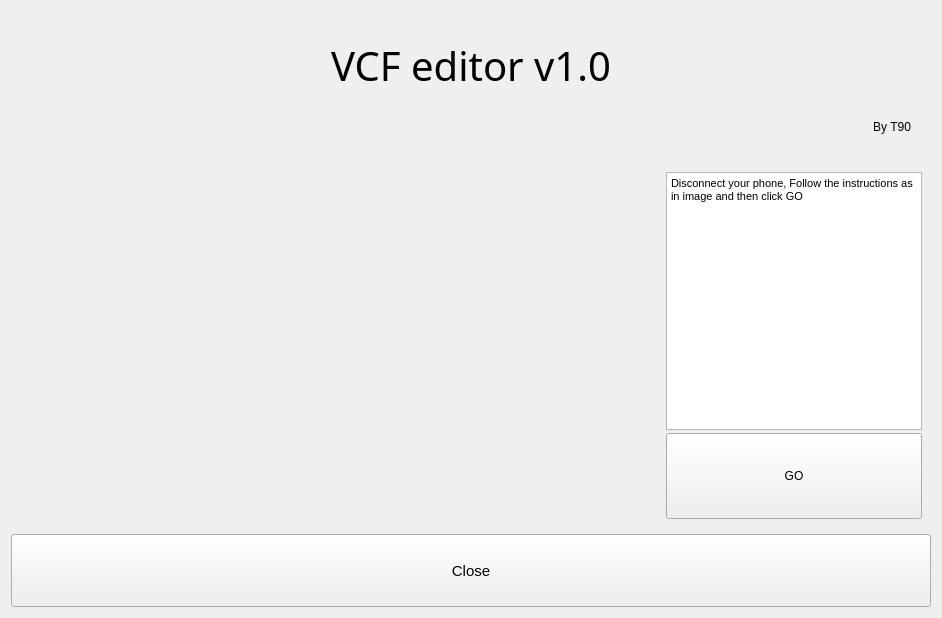
Old version of the form start.ui in the repository sarathm09/VCF.
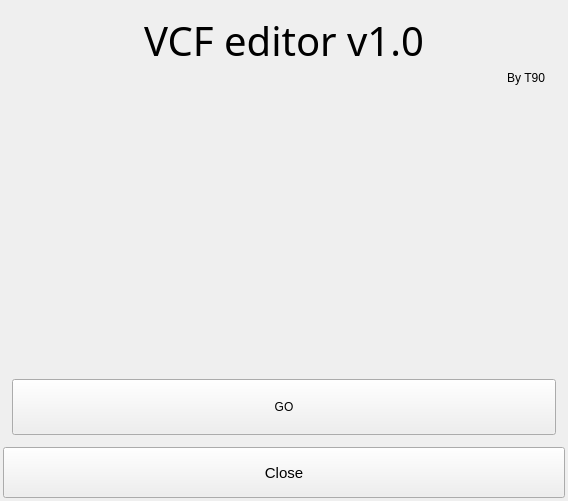
New version of the form. The open tabs and pages were chosen to show the change. Icons and pictures are not drawn.

```diff
--- a/start.ui
+++ b/start.ui
@@ -6,16 +6,22 @@
    <rect>
     <x>0</x>
     <y>0</y>
-    <width>942</width>
-    <height>618</height>
+    <width>568</width>
+    <height>501</height>
    </rect>
   </property>
   <property name="windowTitle">
    <string>Dialog</string>
   </property>
-  <layout class="QVBoxLayout" name="verticalLayout" stretch="2,5,1">
+  <layout class="QVBoxLayout" name="verticalLayout" stretch="1,7,1">
+   <property name="spacing">
+    <number>3</number>
+   </property>
+   <property name="margin">
+    <number>3</number>
+   </property>
    <item>
-    <layout class="QVBoxLayout" name="verticalLayout_2">
+    <layout class="QVBoxLayout" name="verticalLayout_2" stretch="2,1">
      <property name="spacing">
       <number>3</number>
      </property>
@@ -23,7 +29,7 @@
       <number>20</number>
      </property>
      <property name="topMargin">
-      <number>20</number>
+      <number>10</number>
      </property>
      <property name="rightMargin">
       <number>20</number>
@@ -109,22 +115,9 @@
       </layout>
      </widget>
      <widget class="QWidget" name="page_2">
-      <layout class="QHBoxLayout" name="horizontalLayout_2" stretch="3,0">
+      <layout class="QHBoxLayout" name="horizontalLayout_2" stretch="0">
        <item>
-        <widget class="QLabel" name="label_3">
-         <property name="text">
-          <string/>
-         </property>
-         <property name="pixmap">
-          <pixmap>androidInstructions.png</pixmap>
-         </property>
-         <property name="scaledContents">
-          <bool>true</bool>
-         </property>
-        </widget>
-       </item>
-       <item>
-        <layout class="QVBoxLayout" name="verticalLayout_4" stretch="3,1">
+        <layout class="QVBoxLayout" name="verticalLayout_5" stretch="5,1">
          <property name="spacing">
           <number>3</number>
          </property>
@@ -132,21 +125,15 @@
           <number>0</number>
          </property>
          <item>
-          <widget class="QTextBrowser" name="logBox">
-           <property name="minimumSize">
-            <size>
-             <width>200</width>
-             <height>0</height>
-            </size>
+          <widget class="QLabel" name="label_3">
+           <property name="text">
+            <string/>
            </property>
-           <property name="html">
-            <string>&lt;!DOCTYPE HTML PUBLIC &quot;-//W3C//DTD HTML 4.0//EN&quot; &quot;http://www.w3.org/TR/REC-html40/strict.dtd&quot;&gt;
-&lt;html&gt;&lt;head&gt;&lt;meta name=&quot;qrichtext&quot; content=&quot;1&quot; /&gt;&lt;style type=&quot;text/css&quot;&gt;
-p, li { white-space: pre-wrap; }
-&lt;/style&gt;&lt;/head&gt;&lt;body style=&quot; font-family:'MS Shell Dlg 2'; font-size:8.25pt; font-weight:400; font-style:normal;&quot;&gt;
-&lt;p style=&quot; margin-top:0px; margin-bottom:0px; margin-left:0px; margin-right:0px; -qt-block-indent:0; text-indent:0px;&quot;&gt;&lt;span style=&quot; font-size:8pt;&quot;&gt;Disconnect your phone, Follow the instructions as in image and then click GO&lt;/span&gt;&lt;/p&gt;
-&lt;p style=&quot;-qt-paragraph-type:empty; margin-top:0px; margin-bottom:0px; margin-left:0px; margin-right:0px; -qt-block-indent:0; text-indent:0px; font-size:8pt;&quot;&gt;&lt;br /&gt;&lt;/p&gt;
-&lt;p style=&quot;-qt-paragraph-type:empty; margin-top:0px; margin-bottom:0px; margin-left:0px; margin-right:0px; -qt-block-indent:0; text-indent:0px; font-size:8pt;&quot;&gt;&lt;br /&gt;&lt;/p&gt;&lt;/body&gt;&lt;/html&gt;</string>
+           <property name="pixmap">
+            <pixmap>androidInstructions.png</pixmap>
+           </property>
+           <property name="scaledContents">
+            <bool>true</bool>
            </property>
           </widget>
          </item>
```
